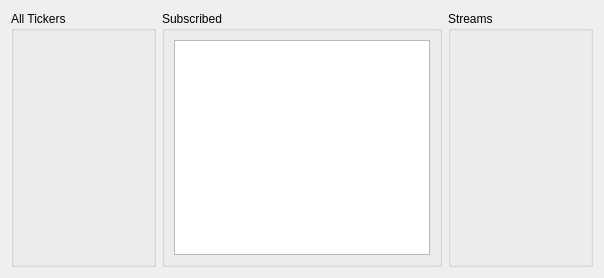
Above: src/widgets/connection_widget.ui from biddisco/lxqt-build-tools before the change. Below: the same form after it.
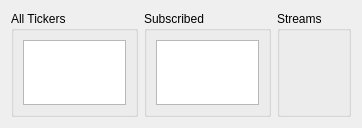
That is the form after the change.

```diff
--- a/src/widgets/connection_widget.ui
+++ b/src/widgets/connection_widget.ui
@@ -6,8 +6,8 @@
    <rect>
     <x>0</x>
     <y>0</y>
-    <width>604</width>
-    <height>278</height>
+    <width>362</width>
+    <height>128</height>
    </rect>
   </property>
   <property name="windowTitle">
@@ -18,9 +18,33 @@
     <layout class="QHBoxLayout" name="horizontalLayout">
      <item>
       <widget class="QGroupBox" name="ticker_box">
+       <property name="sizePolicy">
+        <sizepolicy hsizetype="Preferred" vsizetype="Preferred">
+         <horstretch>0</horstretch>
+         <verstretch>0</verstretch>
+        </sizepolicy>
+       </property>
        <property name="title">
         <string>All Tickers</string>
        </property>
+       <layout class="QVBoxLayout" name="verticalLayout_3">
+        <item>
+         <widget class="QListView" name="tickers_list">
+          <property name="sizePolicy">
+           <sizepolicy hsizetype="MinimumExpanding" vsizetype="MinimumExpanding">
+            <horstretch>0</horstretch>
+            <verstretch>0</verstretch>
+           </sizepolicy>
+          </property>
+          <property name="minimumSize">
+           <size>
+            <width>96</width>
+            <height>64</height>
+           </size>
+          </property>
+         </widget>
+        </item>
+       </layout>
       </widget>
      </item>
      <item>
@@ -32,11 +56,17 @@
         <item>
          <widget class="QListWidget" name="subscribed_list">
           <property name="sizePolicy">
-           <sizepolicy hsizetype="Preferred" vsizetype="Expanding">
+           <sizepolicy hsizetype="MinimumExpanding" vsizetype="MinimumExpanding">
             <horstretch>0</horstretch>
             <verstretch>0</verstretch>
            </sizepolicy>
           </property>
+          <property name="minimumSize">
+           <size>
+            <width>96</width>
+            <height>64</height>
+           </size>
+          </property>
          </widget>
         </item>
        </layout>
@@ -44,11 +74,30 @@
      </item>
      <item>
       <widget class="QGroupBox" name="stream_box">
+       <property name="sizePolicy">
+        <sizepolicy hsizetype="Preferred" vsizetype="Preferred">
+         <horstretch>0</horstretch>
+         <verstretch>0</verstretch>
+        </sizepolicy>
+       </property>
        <property name="title">
         <string>Streams</string>
        </property>
       </widget>
      </item>
+     <item>
+      <spacer name="horizontalSpacer">
+       <property name="orientation">
+        <enum>Qt::Horizontal</enum>
+       </property>
+       <property name="sizeHint" stdset="0">
+        <size>
+         <width>40</width>
+         <height>20</height>
+        </size>
+       </property>
+      </spacer>
+     </item>
     </layout>
    </item>
   </layout>
```
